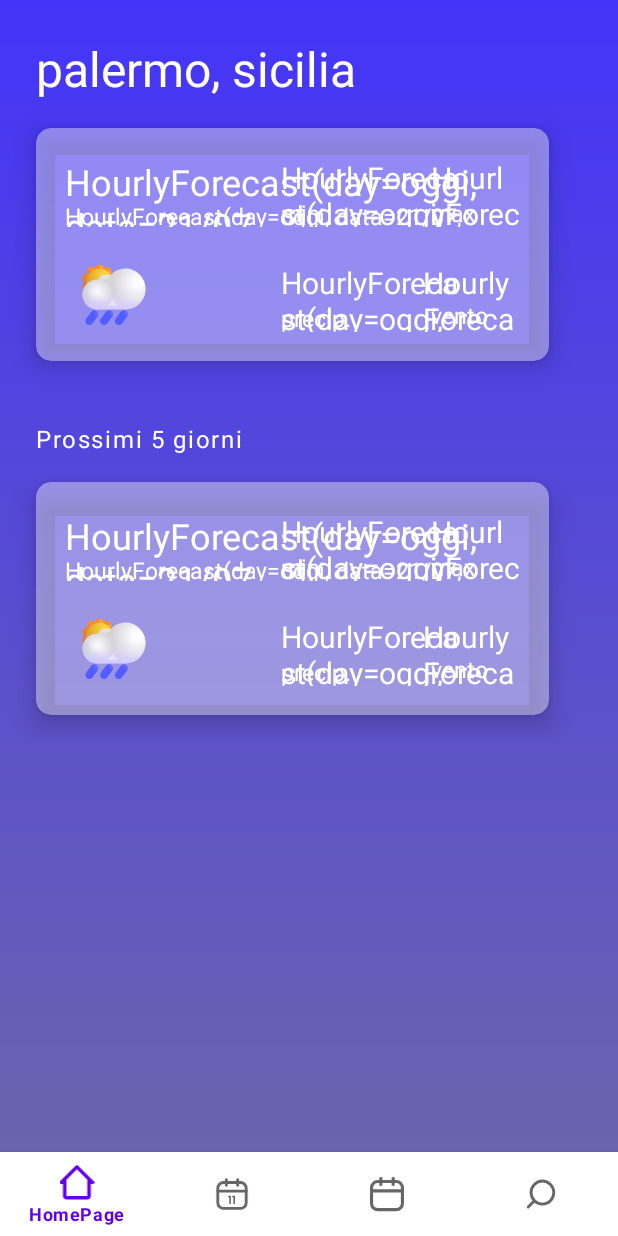
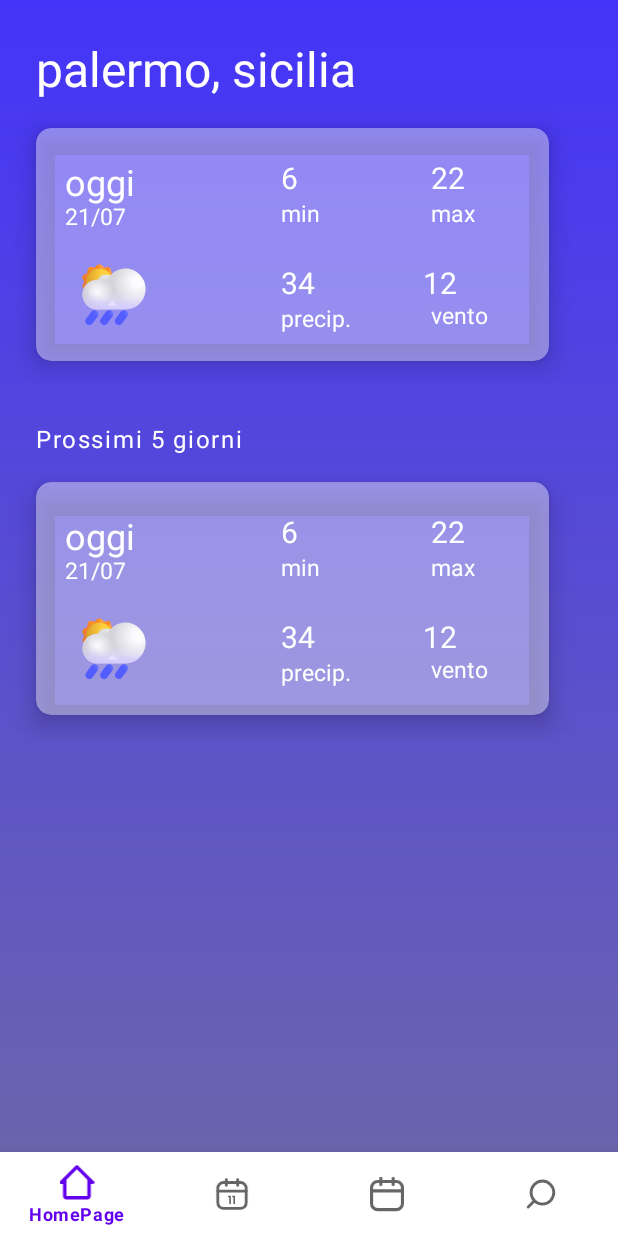
Before and after one commit to develhope/forecast_app_android3_team2, an Android app: the screen it shows after launch (MainActivity), on a phone screen of 412 x 824 dp. Run offline under Robolectric (Android 15) with nearby library versions, the light colour scheme and no system bars.

Commit message:
ho sistemato la view della card della homepage

```diff
--- a/app/src/main/java/co/develhope/meteoapp/homepage/Adapter/HomePageAdapter.kt
+++ b/app/src/main/java/co/develhope/meteoapp/homepage/Adapter/HomePageAdapter.kt
@@ -8,6 +8,7 @@ import co.develhope.meteoapp.databinding.CurrentCityTemplateBinding
 import co.develhope.meteoapp.databinding.SubtitleTemplateBinding
 import co.develhope.meteoapp.databinding.TemplateCardBinding
 import co.develhope.meteoapp.homepage.Model.HomePageItem
+import co.develhope.meteoapp.homepage.Model.WeatherType
 
 class HomePageAdapter(
     private val dataset: List<HomePageItem>
@@ -58,13 +59,14 @@ class HomePageAdapter(
     class CardViewHolder(val binding: TemplateCardBinding):
         RecyclerView.ViewHolder(binding.root){
         fun bind(cardItem: HomePageItem.CardItem){
-            binding.day.text =binding.root.context.getString(R.string.oggi,cardItem.info)
-            binding.data.text =binding.root.context.getString(R.string.data,cardItem.info)
-            binding.tempmin.text =binding.root.context.getString(R.string.tempmin,cardItem.info)
-            binding.tempmax.text =binding.root.context.getString(R.string.tempmax,cardItem.info)
-            binding.kmh.text =binding.root.context.getString(R.string.kmh,cardItem.info)
-            binding.numperecip.text =binding.root.context.getString(R.string.numpercip,cardItem.info)
-            binding.imageWheather.setImageResource(R.drawable.rain)
+            binding.day.text =cardItem.info.day
+            binding.data.text =cardItem.info.data
+            binding.tempmin.text =cardItem.info.tempMin.toString()
+            binding.tempmax.text =cardItem.info.tempMax.toString()
+            binding.kmh.text = cardItem.info.kmh.toString()
+            binding.numperecip.text =cardItem.info.umidity.toString()
+            binding.imageWheather.setImageResource(cardItem.info.type.setIconWeatherType(WeatherType.rain))
+
         }
     }
 
@@ -78,7 +80,7 @@ class HomePageAdapter(
     class SubTitleViewHolder(val binding: SubtitleTemplateBinding):
         RecyclerView.ViewHolder(binding.root){
         fun bind(prox5day: HomePageItem.Sub){
-            binding.textView.text=binding.root.context.getString(R.string.prox5day,prox5day.info)
+            binding.textView.text=prox5day.info
         }
     }
 
--- a/app/src/main/java/co/develhope/meteoapp/homepage/Data/HomePageObject.kt
+++ b/app/src/main/java/co/develhope/meteoapp/homepage/Data/HomePageObject.kt
@@ -6,23 +6,8 @@ import co.develhope.meteoapp.homepage.Model.HourlyForecast
 import co.develhope.meteoapp.homepage.Model.WeatherType
 
 object HomePageObject {
-    fun setIconWeatherType(weatherType: WeatherType):Int{
-        return when(weatherType){
-            WeatherType.sun -> R.drawable.sun
-            WeatherType.rain -> R.drawable.rain
-            WeatherType.sun_cloud -> R.drawable.sun_cloud
-        }
-    }
-    fun Int.getWeatherType():WeatherType {
-        return when (this) {
-            0, 1 -> WeatherType.sun
-            2, 3 -> WeatherType.rain
-            4, 5 -> WeatherType.sun_cloud
-            else -> WeatherType.sun
 
-        }
-    }
-    private val hourlyList= listOf<HourlyForecast>(
+    private val hourlyList= listOf(
         HourlyForecast(
             day ="oggi" ,
             data ="21/07",
@@ -33,5 +18,7 @@ object HomePageObject {
             tempMin = 6
         )
     )
+
     fun getHourlyList():List<HourlyForecast> = hourlyList
+
 }
--- a/app/src/main/java/co/develhope/meteoapp/homepage/HomePage.kt
+++ b/app/src/main/java/co/develhope/meteoapp/homepage/HomePage.kt
@@ -18,15 +18,15 @@ class HomePage : Fragment() {
     override fun onCreateView(
         inflater: LayoutInflater, container: ViewGroup?,
         savedInstanceState: Bundle?,
-    ): View? {
+    ): View {
         binding = FragmentHomepageBinding.inflate(inflater, container, false)
         return binding.root
     }
 
     override fun onViewCreated(view: View, savedInstanceState: Bundle?) {
 
-        val listhome =createListToshow(getHourlyList())
-        val adapterCard = HomePageAdapter (listhome)
+        val listHome =createListToShow(getHourlyList())
+        val adapterCard = HomePageAdapter (listHome)
         binding.RVhome.adapter =adapterCard
         binding.RVhome.layoutManager = LinearLayoutManager(view.context)
 
@@ -34,13 +34,13 @@ class HomePage : Fragment() {
 
 }
 
-    private fun createListToshow (hourlyForecast: List<HourlyForecast>):List<HomePageItem>{
-        val listToreturn = mutableListOf<HomePageItem>()
-        listToreturn.add(HomePageItem.Title)
-        listToreturn.add(HomePageItem.CardItem(hourlyForecast.first()))
-        listToreturn.add(HomePageItem.Sub)
+    private fun createListToShow (hourlyForecast: List<HourlyForecast>):List<HomePageItem>{
+        val listToReturn = mutableListOf<HomePageItem>()
+        listToReturn.add(HomePageItem.Title)
+        listToReturn.add(HomePageItem.CardItem(hourlyForecast.first()))
+        listToReturn.add(HomePageItem.Sub)
         val othersDays :MutableList<HomePageItem.CardItem> = hourlyForecast.map {
             HomePageItem.CardItem(it) }.toMutableList()
-        listToreturn.addAll(othersDays)
-        return listToreturn
+        listToReturn.addAll(othersDays)
+        return listToReturn
     }
--- a/app/src/main/java/co/develhope/meteoapp/homepage/Model/WeatherType.kt
+++ b/app/src/main/java/co/develhope/meteoapp/homepage/Model/WeatherType.kt
@@ -1,5 +1,25 @@
 package co.develhope.meteoapp.homepage.Model
 
+import co.develhope.meteoapp.R
+
 enum class WeatherType {
-    sun, sun_cloud, rain
+    sun, sun_cloud, rain;
+
+    fun setIconWeatherType(weatherType: WeatherType): Int {
+        return when(weatherType){
+            sun -> R.drawable.sun
+            rain -> R.drawable.rain
+            sun_cloud -> R.drawable.sun_cloud
+        }
+    }
 }
+
+fun Int.getWeatherType():WeatherType {
+    return when (this) {
+        0, 1 -> WeatherType.sun
+        2, 3 -> WeatherType.rain
+        4, 5 -> WeatherType.sun_cloud
+        else -> WeatherType.sun
+
+    }
+}
```
